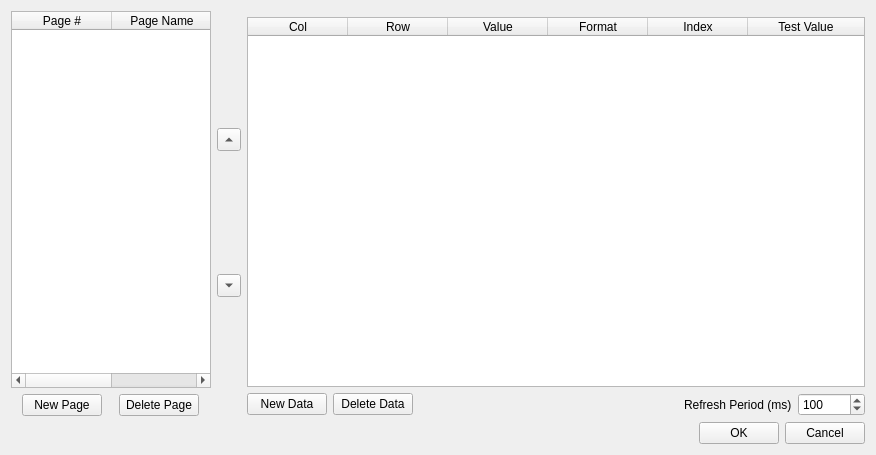
Above: hid/hidconfig/lcdconfigdlg.ui from ftkalcevic/hidcomp before the change. Below: the same form after it.
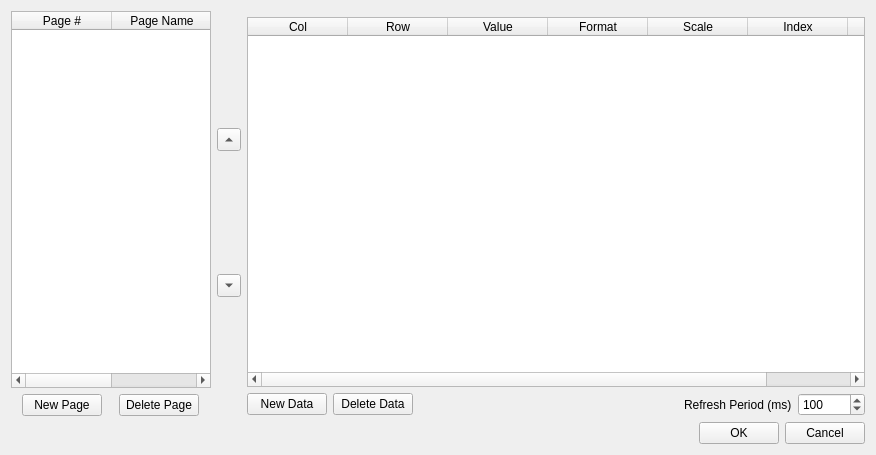
That is the form after the change. Custom widgets are drawn as their Qt base class.

Commit message: Add scale to lcd values

What changed in the file:
```diff
--- a/hid/hidconfig/lcdconfigdlg.ui
+++ b/hid/hidconfig/lcdconfigdlg.ui
@@ -188,6 +188,11 @@
              <string>Format</string>
             </property>
            </column>
+           <column>
+            <property name="text">
+             <string>Scale</string>
+            </property>
+           </column>
            <column>
             <property name="text">
              <string>Index</string>
```
The commit also changes 5 other files.
